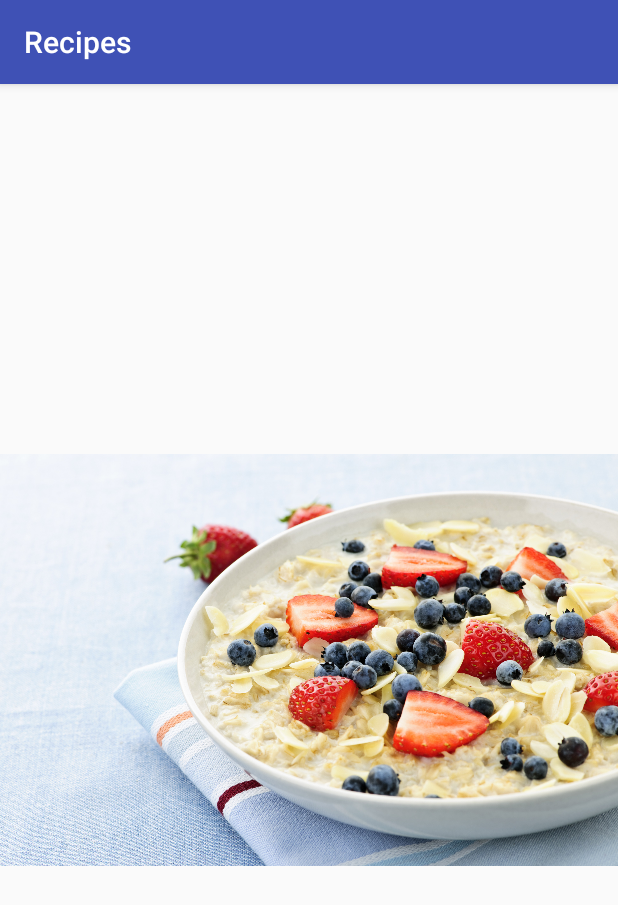
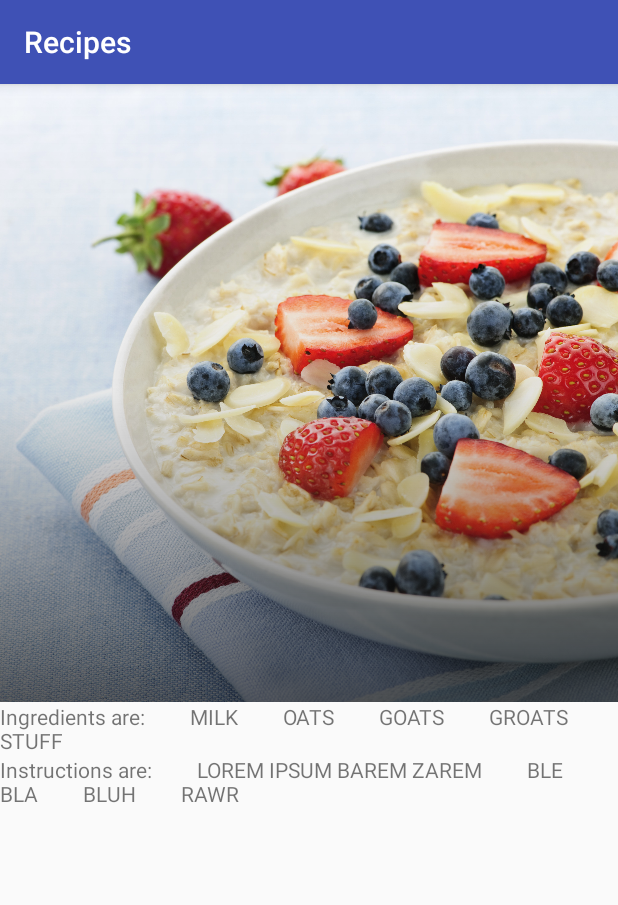
Before and after one commit to TheDeeKay/Recipes, an Android app: the DetailActivity screen opened directly, with no data from a screen before it, on a phone screen of 412 x 824 dp. Shown: the top 905 px of the screen. Run offline under Robolectric (Android 15) with nearby library versions, the phone set to English and light mode, and no system bars; pictures from the network do not load.

Commit message:
Implement much of DetailActivity's layout

```diff
--- a/app/src/main/java/co/bstorm/aleksa/recipes/ui/adapter/RecipeAdapter.java
+++ b/app/src/main/java/co/bstorm/aleksa/recipes/ui/adapter/RecipeAdapter.java
@@ -66,7 +66,7 @@ public class RecipeAdapter extends ArrayAdapter<Recipe> {
         }
         view.setLayoutParams(params);
 
-//        view.setDrawingCacheEnabled(true);
+        view.setDrawingCacheEnabled(true);
 
         ImageView image = (ImageView) view.findViewById(R.id.list_item_image);
         TextView title = (TextView) view.findViewById(R.id.list_item_recipe_title);
--- /dev/null
+++ b/app/src/main/java/co/bstorm/aleksa/recipes/ui/widget/SquareImageView.java
@@ -0,0 +1,33 @@
+package co.bstorm.aleksa.recipes.ui.widget;
+
+import android.content.Context;
+import android.util.AttributeSet;
+import android.widget.ImageView;
+
+/**
+ * Created by aleksa on 8/3/16.
+ *
+ * Same as regular ImageView, only square in dimensions (taking width as side length)
+ */
+public class SquareImageView extends ImageView{
+    public SquareImageView(Context context) {
+        super(context);
+    }
+
+    public SquareImageView(Context context, AttributeSet attrs) {
+        super(context, attrs);
+    }
+
+    public SquareImageView(Context context, AttributeSet attrs, int defStyleAttr) {
+        super(context, attrs, defStyleAttr);
+    }
+
+    @Override
+    protected void onMeasure(int widthMeasureSpec, int heightMeasureSpec) {
+        super.onMeasure(widthMeasureSpec, heightMeasureSpec);
+
+        int width = getMeasuredWidth();
+
+        setMeasuredDimension(width, width);
+    }
+}
--- /dev/null
+++ b/app/src/main/java/co/bstorm/aleksa/recipes/ui/widget/SquareRelativeLayout.java
@@ -0,0 +1,27 @@
+package co.bstorm.aleksa.recipes.ui.widget;
+
+import android.content.Context;
+import android.util.AttributeSet;
+import android.widget.RelativeLayout;
+
+/**
+ * Created by aleksa on 8/3/16.
+ */
+public class SquareRelativeLayout extends RelativeLayout {
+    public SquareRelativeLayout(Context context) {
+        super(context);
+    }
+
+    public SquareRelativeLayout(Context context, AttributeSet attrs) {
+        super(context, attrs);
+    }
+
+    public SquareRelativeLayout(Context context, AttributeSet attrs, int defStyleAttr) {
+        super(context, attrs, defStyleAttr);
+    }
+
+    @Override
+    protected void onMeasure(int widthMeasureSpec, int heightMeasureSpec) {
+        super.onMeasure(widthMeasureSpec, widthMeasureSpec);
+    }
+}
--- a/app/src/main/res/layout/activity_detail.xml
+++ b/app/src/main/res/layout/activity_detail.xml
@@ -5,19 +5,35 @@
     android:layout_height="wrap_content"
     android:orientation="vertical">
 
-    <ImageView
-        android:id="@+id/details_image"
-        android:layout_width="wrap_content"
-        android:layout_height="wrap_content"
-        android:src="@drawable/oatmeal"
-        android:layout_gravity="center_horizontal"/>
+    <co.bstorm.aleksa.recipes.ui.widget.SquareRelativeLayout
+        android:layout_width="match_parent"
+        android:layout_height="wrap_content">
 
-    <TextView
-        android:id="@+id/details_recipe_name"
-        android:layout_width="match_parent"
-        android:layout_height="wrap_content"
-        android:gravity="center_horizontal"
-        android:textStyle="bold"/>
+        <co.bstorm.aleksa.recipes.ui.widget.SquareImageView
+            android:id="@+id/details_image"
+            android:layout_width="match_parent"
+            android:layout_height="match_parent"
+            android:scaleType="centerCrop"
+            android:src="@drawable/oatmeal"/>
+
+        <View
+            android:layout_width="match_parent"
+            android:layout_height="match_parent"
+            android:background="@drawable/shadow_gradient"/>
+
+        <TextView
+            android:id="@+id/details_recipe_name"
+            android:layout_width="wrap_content"
+            android:layout_height="wrap_content"
+            android:layout_alignParentBottom="true"
+            android:layout_alignParentStart="true"
+            android:textColor="@android:color/white"
+            android:textSize="24sp"
+            android:layout_margin="10dp"
+            android:textStyle="bold"/>
+
+    </co.bstorm.aleksa.recipes.ui.widget.SquareRelativeLayout>
+
 
     <TextView
         android:id="@+id/details_recipe_ingredients"
```
Also changed, not shown: app/src/main/java/co/bstorm/aleksa/recipes/ui/DetailActivity.java (+16 -1 lines), app/src/main/res/layout/recipe_list_item.xml (+4 -3 lines).
